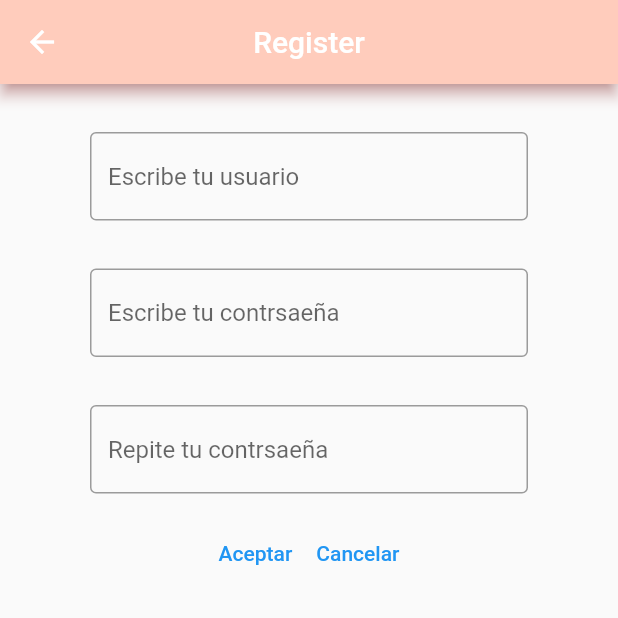
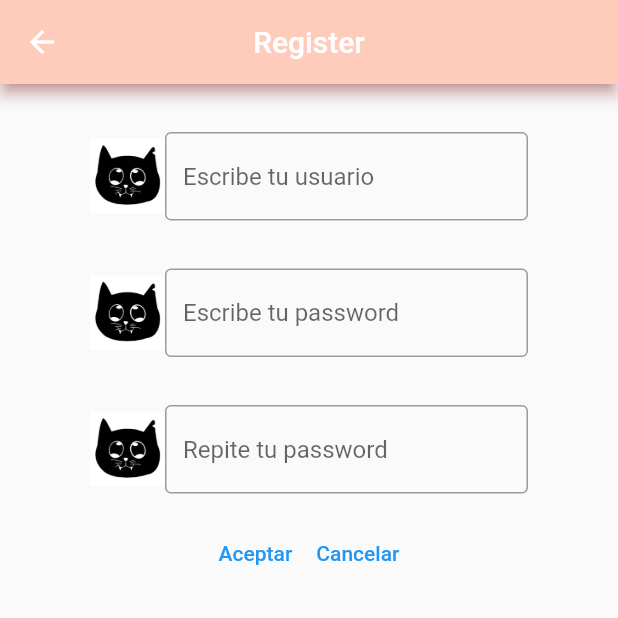
Before and after one commit to elenaaroma/practica1, a Flutter app: the RegisterView screen opened by its route, on a phone screen of 412 x 824 dp, the top half of it. Run offline on Flutter 3.47's test engine with Material 2 defaults, Android fonts, the phone set to English and light mode, and no system bars; our stand-ins replace firebase_auth, firebase_core; accounts and stored records are empty; generated files the repository leaves out were written again; network calls fail.

Commit message:
commit cambio de los TextField del Register por el TextField custom

```diff
--- a/lib/Custom/KTTextField.dart
+++ b/lib/Custom/KTTextField.dart
@@ -25,6 +25,7 @@ class KTTextField extends StatelessWidget{
         Image.asset("resources/gatete.jpg" , width: 50, height: 50),
         Flexible(
             child:  TextFormField(
+              controller: tecController,
               obscureText: blIsPassword,
               decoration: InputDecoration(
               border: OutlineInputBorder(),
--- a/lib/OnBoarding/LoginView.dart
+++ b/lib/OnBoarding/LoginView.dart
@@ -28,6 +28,7 @@ class LoginView extends StatelessWidget{
         email: usernameController.text,
         password: passwordController.text,
       );
+
 
       Navigator.of(_context).popAndPushNamed('/homeview');
 
--- a/lib/OnBoarding/RegisterView.dart
+++ b/lib/OnBoarding/RegisterView.dart
@@ -1,6 +1,8 @@
 
 import 'package:firebase_auth/firebase_auth.dart';
 import 'package:flutter/material.dart';
+
+import '../Custom/KTTextField.dart';
 
 class RegisterView extends StatelessWidget{
 
@@ -69,35 +71,47 @@ class RegisterView extends StatelessWidget{
           Column(
             children: [
               Padding(padding: EdgeInsets.symmetric(horizontal: 60, vertical: 16),
-                child: TextField (
+                child:
+
+                KTTextField(tecController: usernameController,sHint: 'Escribe tu usuario'),
+
+                /*TextField (
                   controller: usernameController,
                   decoration: InputDecoration(
                       border: OutlineInputBorder(),
                       hintText: 'Escribe tu usuario'
                   ),
-                ),
+                ),*/
               ),
 
               Padding(padding: EdgeInsets.symmetric(horizontal: 60, vertical: 16),
-                child: TextFormField(
+                child:
+
+                KTTextField(tecController: passwordController,sHint: 'Escribe tu password', blIsPassword: true ),
+
+                /*TextFormField(
                   controller: passwordController,
                   decoration: InputDecoration(
                       border: OutlineInputBorder(),
                       hintText: 'Escribe tu contrsaeña'
                   ),
                   obscureText: true,
-                ),
+                ),*/
               ),
 
               Padding(padding: EdgeInsets.symmetric(horizontal: 60, vertical: 16),
-                child: TextFormField(
+                child:
+
+                KTTextField(tecController: respassController,sHint: 'Repite tu password', blIsPassword: true ),
+
+                /*TextFormField(
                   controller: respassController,
                   decoration: InputDecoration(
                       border: OutlineInputBorder(),
                       hintText: 'Repite tu contrsaeña'
                   ),
                   obscureText: true,
-                ),
+                ),*/
               ),
 
               Row(mainAxisAlignment: MainAxisAlignment.center,
```
